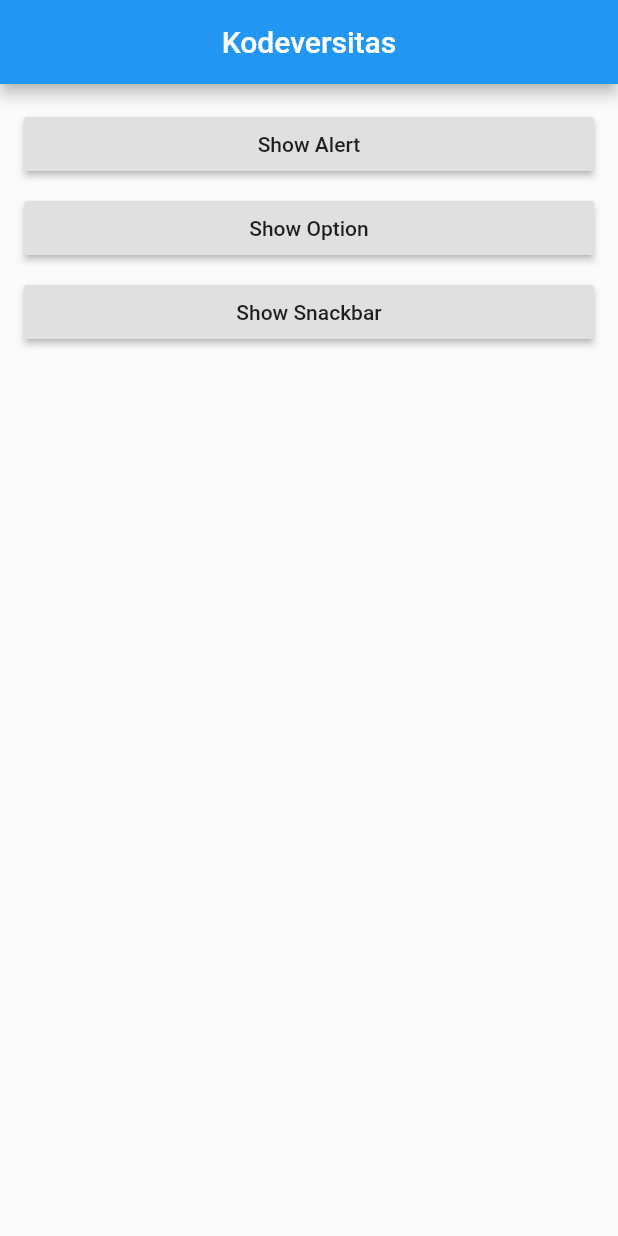
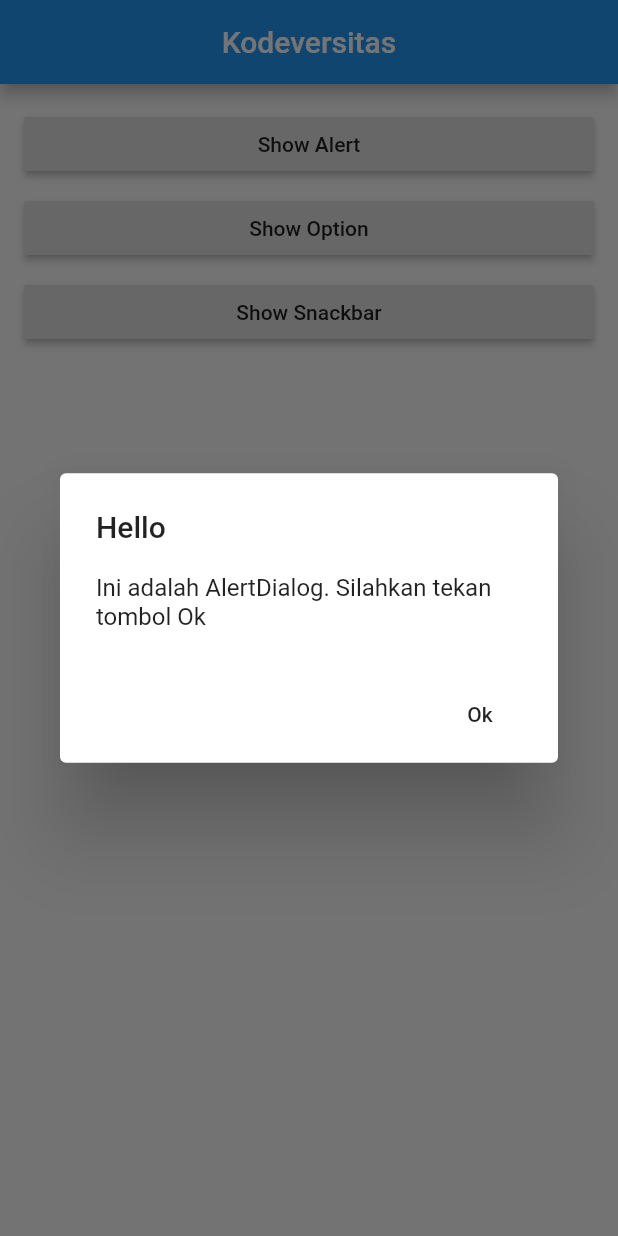
Before and after one commit to omrobbie/flutter-dasar-ui, a Flutter app: the screen it shows after launch, after a tap on "Show Alert", on a phone screen of 412 x 824 dp. Run offline on Flutter 3.47's test engine with Material 2 defaults, Android fonts, the phone set to English and light mode, and no system bars.

Commit message:
tambahkan fungsi untuk menampilkan AlertDialog

```diff
--- a/lib/snack_dialog.dart
+++ b/lib/snack_dialog.dart
@@ -22,7 +22,7 @@ class _SnackDialogScreenState extends State<SnackDialogScreen> {
         children: <Widget>[
           RaisedButton(
             child: Text('Show Alert'),
-            onPressed: () {},
+            onPressed: () => tampilDialog(context),
           ),
           SizedBox(height: 8.0),
           RaisedButton(
@@ -45,4 +45,22 @@ class _SnackDialogScreenState extends State<SnackDialogScreen> {
       body: _body,
     );
   }
+
+  // fungsi untuk menampilkan alert dialog
+  tampilDialog(BuildContext context) {
+    showDialog(
+      context: context,
+      barrierDismissible: false,
+      child: AlertDialog(
+        title: Text('Hello'),
+        content: Text('Ini adalah AlertDialog. Silahkan tekan tombol Ok'),
+        actions: <Widget>[
+          FlatButton(
+            child: Text('Ok'),
+            onPressed: () => Navigator.of(context).pop(),
+          ),
+        ],
+      ),
+    );
+  }
 }
```
